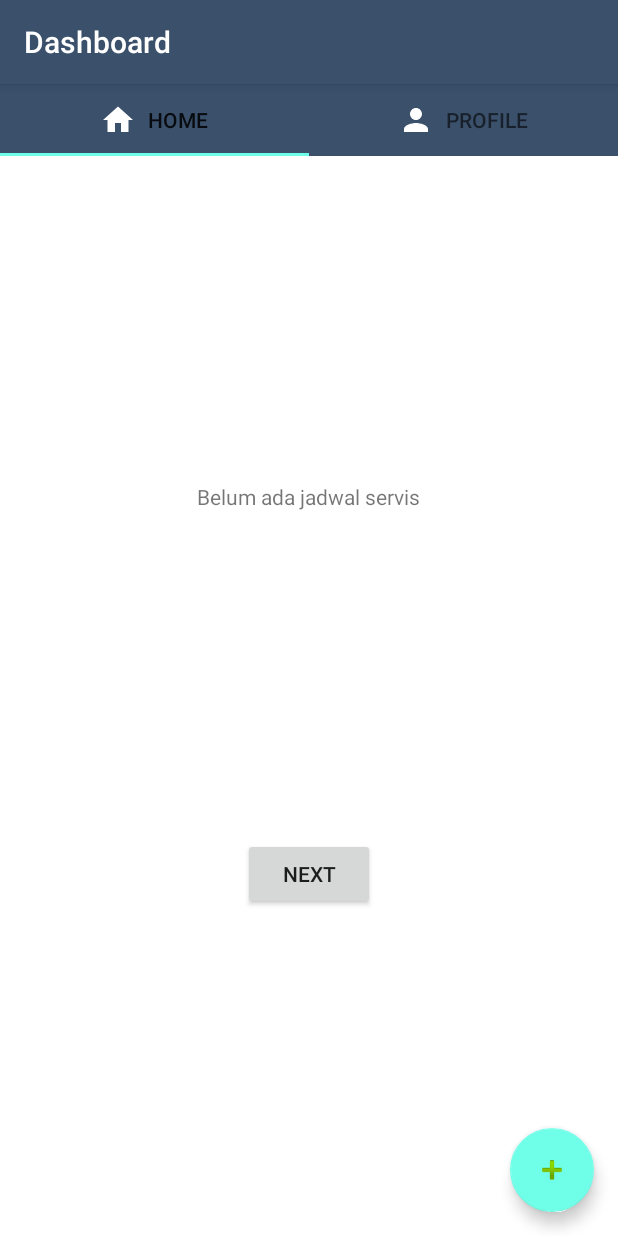
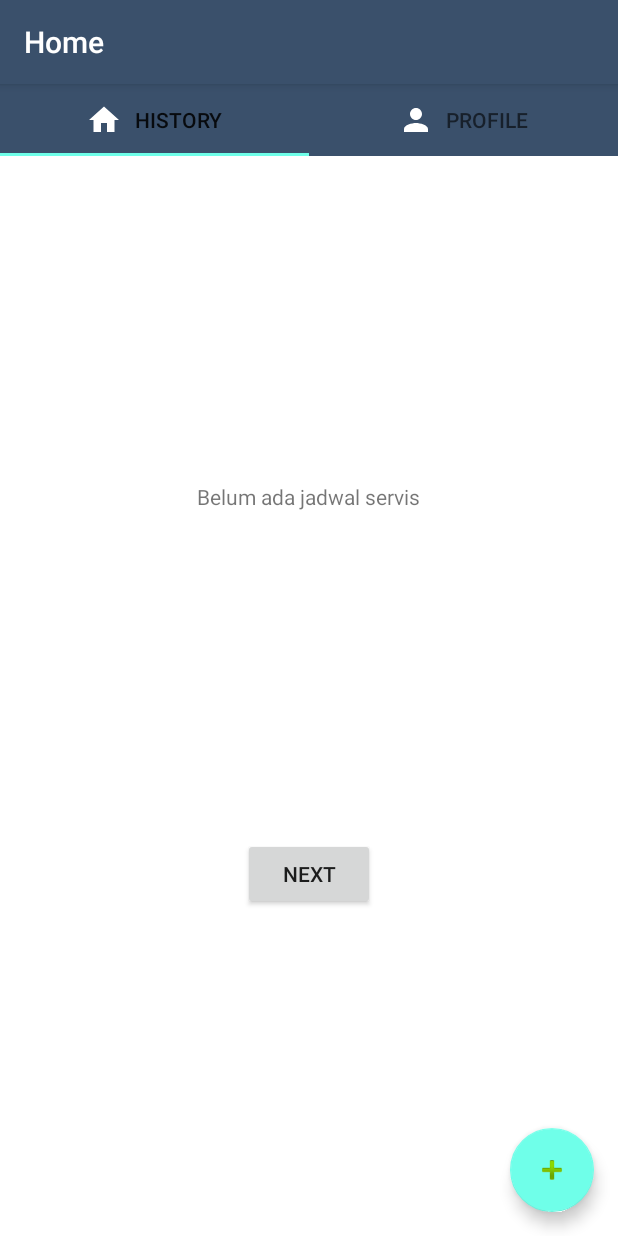
Before and after one commit to spotikum/bengkel-motor, an Android app: the screen it shows after launch once a user with an empty profile is signed in (HomeActivity), on a phone screen of 412 x 824 dp. Run offline under Robolectric (Android 15) with nearby library versions, the phone set to English and light mode, and no system bars; our stand-ins replace Firebase (no records; nobody signed in at launch, a user with empty details on screens opened directly), navigation-ui.

Commit message:
change app bar title text

```diff
--- a/app/src/main/java/id/bukanspot/bengkelmotor/HomeActivity.kt
+++ b/app/src/main/java/id/bukanspot/bengkelmotor/HomeActivity.kt
@@ -23,14 +23,14 @@ class HomeActivity : AppCompatActivity() {
         setContentView(binding.root)
 
         setSupportActionBar(binding.toolbar)
-        supportActionBar?.title = "Dashboard"
+        supportActionBar?.title = "Home"
 
         setupTab()
     }
 
     private fun setupTab() {
         val adapter = ViewPagerAdapter(supportFragmentManager)
-        adapter.addFragment(HomeFragment(),"Home")
+        adapter.addFragment(HomeFragment(),"History")
         adapter.addFragment(UserFragment(),"Profile")
 
         binding.viewPager.adapter = adapter
```
